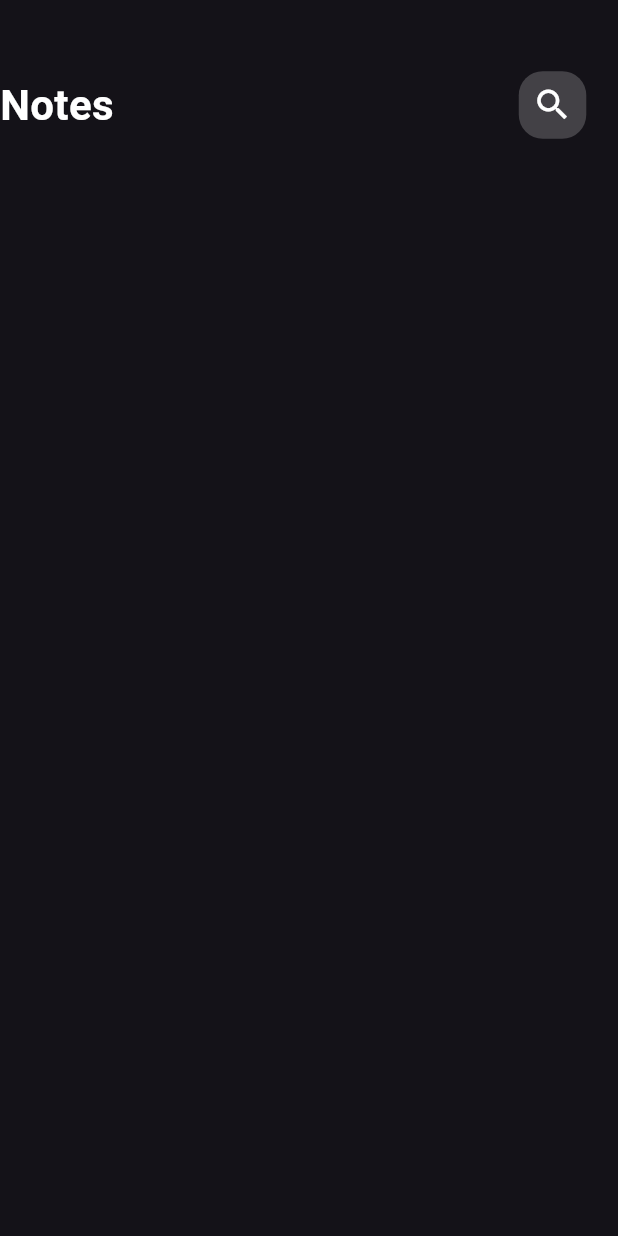
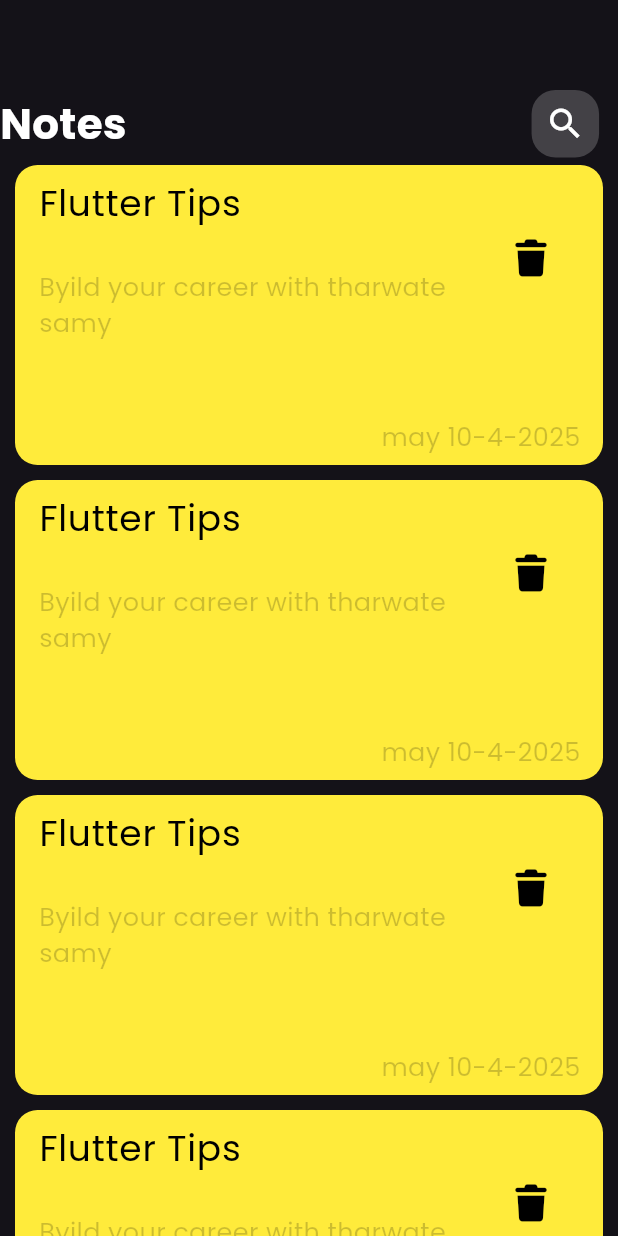
Before and after one commit to menaramdan/Notes_app, a Flutter app: the screen it shows after launch, on a phone screen of 412 x 824 dp. Run offline on Flutter 3.47's test engine with Material 3 defaults, Android fonts, the phone set to English and light mode, and no system bars; our stand-ins replace font_awesome_flutter.

```diff
--- a/lib/main.dart
+++ b/lib/main.dart
@@ -13,6 +13,7 @@ class NotesAPP extends StatelessWidget {
     return MaterialApp(
       theme: ThemeData(
         brightness: Brightness.dark,
+        fontFamily: 'Poppins'
       ),
       home: NotesView(),
       debugShowCheckedModeBanner: false,
--- /dev/null
+++ b/lib/widgets/news_item.dart
@@ -0,0 +1,53 @@
+import 'package:flutter/material.dart';
+import 'package:font_awesome_flutter/font_awesome_flutter.dart';
+
+class NewsItem extends StatelessWidget {
+  const NewsItem({super.key});
+  @override
+  Widget build(BuildContext context) {
+    return Container(
+      height: 200,
+      width: 400,
+      decoration: BoxDecoration(
+        borderRadius: BorderRadius.circular(15),
+        color: Colors.yellow.withValues(alpha: 1),
+      ),
+      child: Column(
+        crossAxisAlignment: CrossAxisAlignment.end,
+        children: [
+          ListTile(
+            title: Text(
+              'Flutter Tips',
+              style: TextStyle(fontSize: 24, color: Colors.black),
+            ),
+            subtitle: Padding(
+              padding: const EdgeInsets.only(top: 25),
+              child: Text(
+                'Byild your career with tharwate samy',
+                style: TextStyle(
+                  fontSize: 17,
+                  color: Colors.black.withValues(alpha: 0.2),
+                ),
+              ),
+            ),
+            trailing: IconButton(
+              onPressed: () {},
+              icon: Icon(FontAwesomeIcons.trash, color: Colors.black, size: 24),
+            ),
+          ),
+          SizedBox(height: 44),
+          Padding(
+            padding: const EdgeInsets.only(right: 15),
+            child: Text(
+              'may 10-4-2025',
+              style: TextStyle(
+                fontSize: 17,
+                color: Colors.black.withValues(alpha: 0.2),
+              ),
+            ),
+          ),
+        ],
+      ),
+    );
+  }
+}
--- /dev/null
+++ b/lib/widgets/notes_item_listview.dart
@@ -0,0 +1,18 @@
+import 'package:flutter/material.dart';
+import 'package:notes_app/widgets/news_item.dart';
+
+class NotesItemListview extends StatelessWidget {
+  const NotesItemListview({super.key});
+
+  @override
+  Widget build(BuildContext context) {
+    return ListView.builder(
+      itemBuilder: (context, index) {
+        return Padding(
+          padding: const EdgeInsets.symmetric(vertical: 5, horizontal: 10),
+          child: NewsItem(),
+        );
+      },
+    );
+  }
+}
--- a/lib/widgets/notes_view_appbar.dart
+++ b/lib/widgets/notes_view_appbar.dart
@@ -6,16 +6,22 @@ class NotesViewAppbar extends StatelessWidget {
 
   @override
   Widget build(BuildContext context) {
-    return const Row(
-      children: [
-        SizedBox(height: 140,),
-        Text('Notes' , style: TextStyle(color: Colors.white, fontSize: 28, fontWeight: FontWeight.bold),),
+    return Padding(
+      padding: const EdgeInsets.only(top: 60),
+      child: const Row(
+        children: [
+          Text(
+            'Notes',
+            style: TextStyle(
+              color: Colors.white,
+              fontSize: 28,
+              fontWeight: FontWeight.bold,
+            ),
+          ),
 
-        Padding(
-          padding: EdgeInsets.only(left: 270),
-          child: NotesViewIcon(),
-        )
-      ],
+          Padding(padding: EdgeInsets.only(left: 270), child: NotesViewIcon()),
+        ],
+      ),
     );
   }
 }
--- a/lib/widgets/notes_view_body.dart
+++ b/lib/widgets/notes_view_body.dart
@@ -1,5 +1,6 @@
 
 import 'package:flutter/material.dart';
+import 'package:notes_app/widgets/notes_item_listview.dart';
 import 'package:notes_app/widgets/notes_view_appbar.dart';
 
 class NotesViewBody extends StatelessWidget {
@@ -9,6 +10,7 @@ class NotesViewBody extends StatelessWidget {
     return Column(
       children: [
       NotesViewAppbar(),
+      Expanded(child: NotesItemListview())
       ],
     );
   }
--- a/lib/widgets/notes_view_icon.dart
+++ b/lib/widgets/notes_view_icon.dart
@@ -14,10 +14,15 @@ class NotesViewIcon extends StatelessWidget {
         color: Colors.white.withValues(alpha: 0.2),
       ),
       child: Center(
-        child: Icon(
-          Icons.search,
-          size: 27,
-          color: Colors.white,
+        child: IconButton(
+          onPressed: () {
+
+          },
+          icon: Icon(
+              Icons.search,
+              size: 27,
+              color: Colors.white,
+          ),
 
         ),
       ),
```
Also changed, not shown: pubspec.yaml (+5 -5 lines), assets/font/Poppins-Regular.ttf (added), pubspec.lock.
